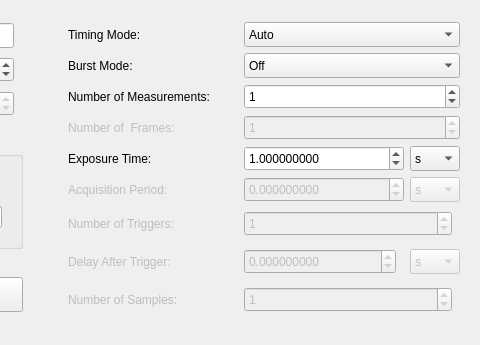
This is slsDetectorGui/forms/form_tab_measurement.ui in slsdetectorgroup/slsDetectorPackage as Qt 5 draws it before an edit; both pictures show x 295 to 775 and y 0 to 345 of the 775 by 345 pixel window. The edited form follows.
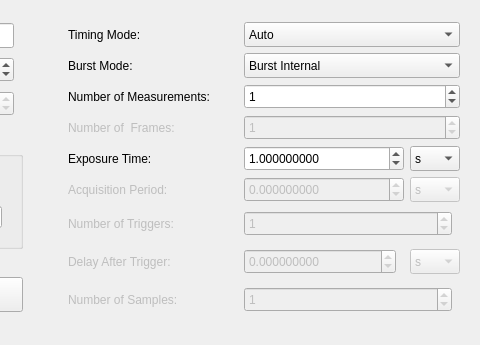
This is the edited form. Icons and pictures are not drawn.

The edit to the form file:
```diff
--- a/slsDetectorGui/forms/form_tab_measurement.ui
+++ b/slsDetectorGui/forms/form_tab_measurement.ui
@@ -1664,11 +1664,6 @@
          <string>Timing Mode of the detector. 
  #timing#</string>
         </property>
-        <item>
-         <property name="text">
-          <string>Off</string>
-         </property>
-        </item>
         <item>
          <property name="text">
           <string>Burst Internal</string>
```
Left out of the diff: 12 changed lines with no effect on the pictures.
